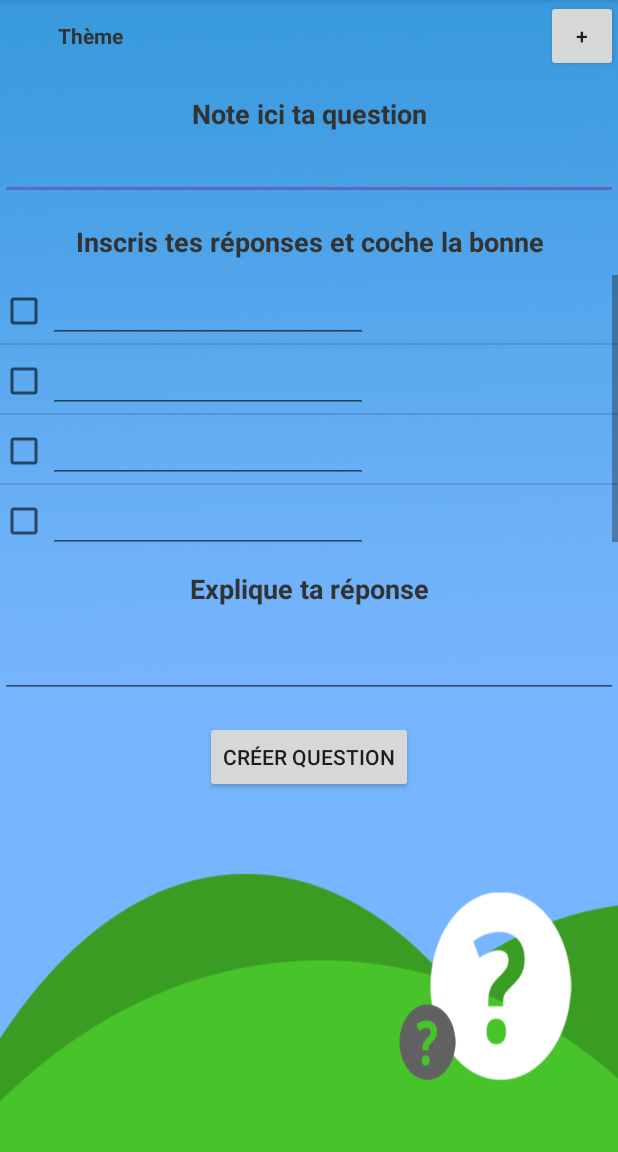
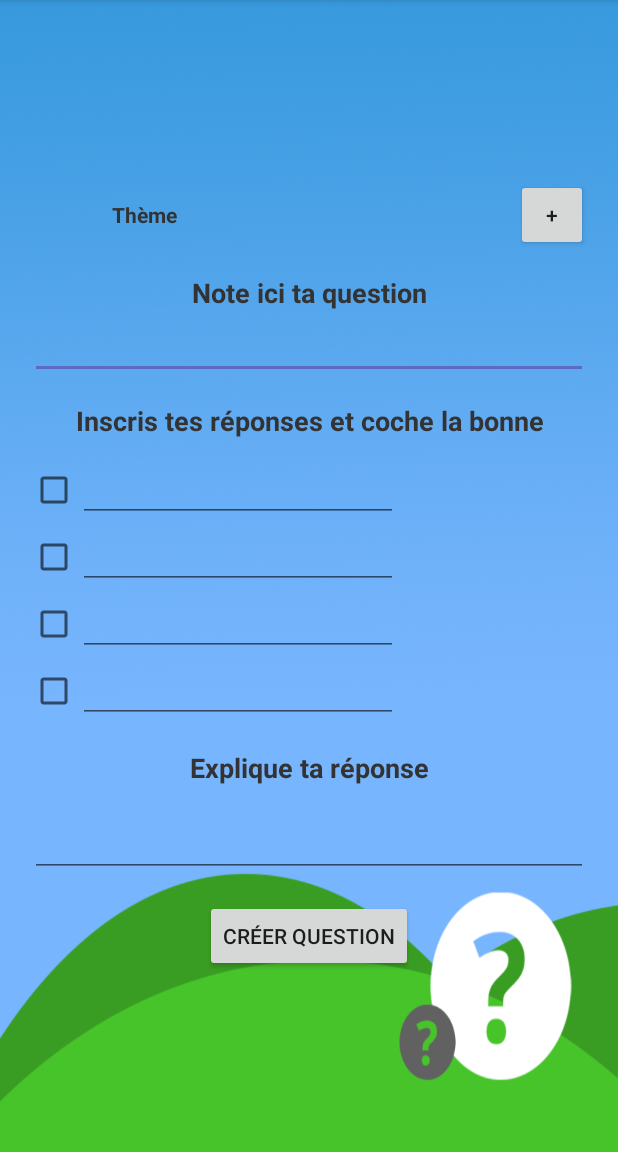
Before and after one commit to paretl/Top-Quizz, an Android app: the CreateQuestion screen opened directly, with no data from a screen before it, on a phone screen of 412 x 824 dp, the part 84-1236 px from its top. Run offline under Robolectric (Android 15) with nearby library versions, the phone set to English and light mode, and no system bars.

Commit message:
[RCR][0.1/sw_corrections] Affichage CreateQuestion

```diff
--- a/app/src/main/java/cpe/top/quizz/CreateQuestion.java
+++ b/app/src/main/java/cpe/top/quizz/CreateQuestion.java
@@ -75,6 +75,9 @@ public class CreateQuestion extends AppCompatActivity implements AsyncQuestionRe
         Toolbar myToolbar = (Toolbar) findViewById(R.id.my_toolbar);
         myToolbar.setTitleTextColor(Color.WHITE);
         setSupportActionBar(myToolbar);
+
+        getWindow().setBackgroundDrawableResource(R.drawable.background) ;
+
 
         final TextView textViewTheme = (TextView) findViewById(R.id.textViewTheme);
 
--- a/app/src/main/res/layout/activity_create_question.xml
+++ b/app/src/main/res/layout/activity_create_question.xml
@@ -1,5 +1,5 @@
 <?xml version="1.0" encoding="utf-8"?>
-<RelativeLayout xmlns:android="http://schemas.android.com/apk/res/android"
+<LinearLayout xmlns:android="http://schemas.android.com/apk/res/android"
     xmlns:app="http://schemas.android.com/apk/res-auto"
     xmlns:tools="http://schemas.android.com/tools"
     android:id="@+id/activity_home"
@@ -7,7 +7,10 @@
     android:layout_height="match_parent"
     tools:context="cpe.top.quizz.Home"
     android:background="@drawable/background"
-    android:scaleType="center">
+    android:scaleType="center"
+    android:orientation="vertical"
+    android:weightSum="10"
+    >
 
     <android.support.v7.widget.Toolbar
         android:id="@+id/my_toolbar"
@@ -22,12 +25,15 @@
         android:orientation="horizontal"
         android:layout_width="match_parent"
         android:layout_height="wrap_content"
-        android:layout_below="@+id/my_toolbar">
+        android:layout_below="@+id/my_toolbar"
+        >
     </LinearLayout>
 
     <ScrollView
         android:layout_width="match_parent"
-        android:layout_height="match_parent">
+        android:layout_height="wrap_content"
+        android:layout_weight="5"
+        >
 
     </ScrollView>
 
@@ -36,9 +42,12 @@
         android:layout_width="match_parent"
         android:layout_height="wrap_content"
         android:weightSum="1"
-        android:gravity="center_horizontal"
+        android:gravity="center"
         android:layout_below="@+id/my_toolbar"
-        android:layout_alignParentStart="true">
+        android:layout_alignParentTop="true"
+        android:layout_alignParentStart="true"
+        android:padding="20dp"
+        >
 
         <LinearLayout
             android:orientation="horizontal"
@@ -60,7 +69,7 @@
                 android:layout_width="wrap_content"
                 android:layout_height="wrap_content"
                 android:id="@+id/themes"
-                android:layout_weight="1" />
+                android:layout_weight="0.5" />
 
             <Button
                 android:text="+"
@@ -111,6 +120,7 @@
             <ListView
                 android:layout_width="wrap_content"
                 android:id="@+id/listView"
+                android:divider="#00000000"
                 android:layout_height="181dp" />
 
         </LinearLayout>
@@ -153,4 +163,4 @@
 
     </LinearLayout>
 
-</RelativeLayout>
+</LinearLayout>
--- a/app/src/main/res/layout/activity_create_quizz.xml
+++ b/app/src/main/res/layout/activity_create_quizz.xml
@@ -50,7 +50,7 @@
                 android:layout_weight="0.32"
                 android:text="Thème"
                 android:textStyle="normal|bold"
-                android:textColor="@android:color/background_dark"
+                android:textColor="@color/colorPrimaryDark"
                 android:textAlignment="center" />
 
             <TextView
@@ -79,7 +79,7 @@
             android:gravity="center"
             android:layout_weight="0.16"
             android:textSize="30sp"
-            android:textColor="@android:color/black" />
+            android:textColor="@color/colorPrimaryDark" />
 
         <RadioGroup
             android:orientation="horizontal"
@@ -120,7 +120,7 @@
                 android:id="@+id/textView5"
                 android:textStyle="normal|bold"
                 android:textSize="18sp"
-                android:textColor="@android:color/black"
+                android:textColor="@color/colorPrimaryDark"
                 android:textAlignment="center" />
 
             <EditText
```
Also changed, not shown: app/src/main/AndroidManifest.xml (+8 -2 lines).
